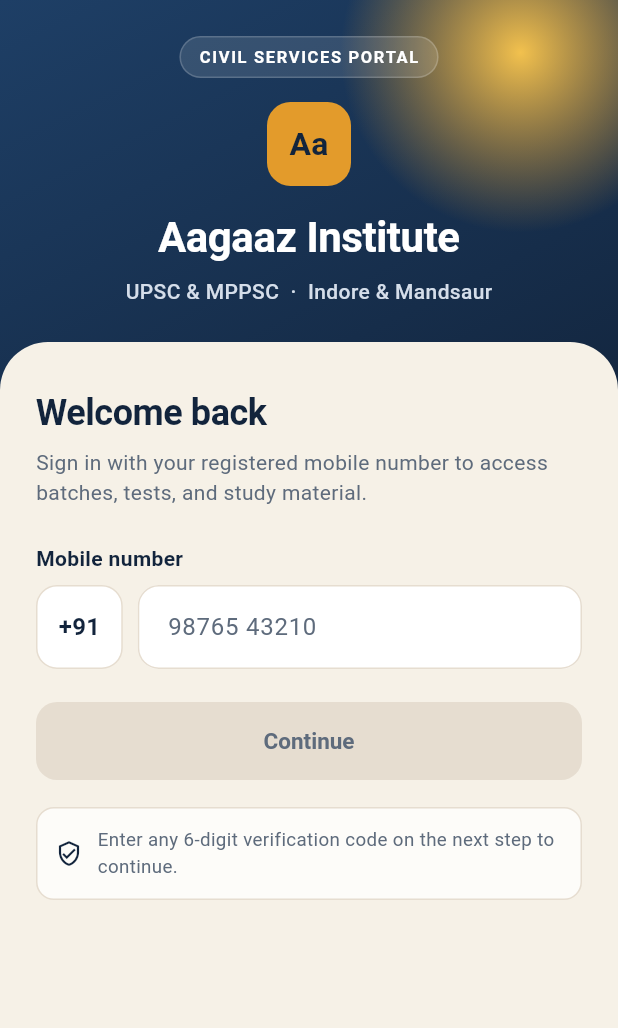
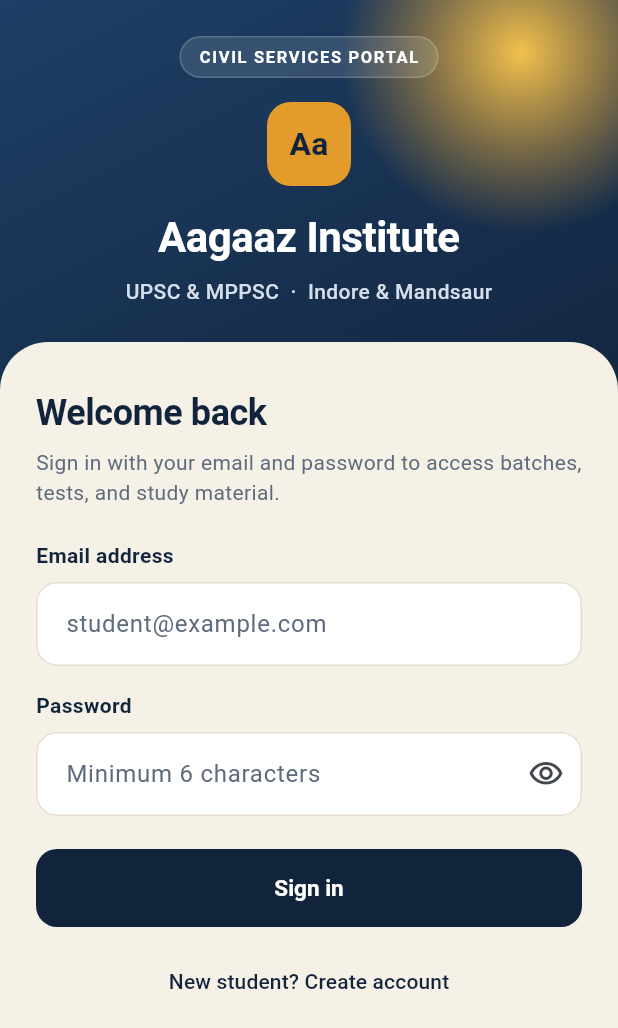
Before and after one commit to ritesh14321/aagaaz-institute-app, a Flutter app: the screen it shows after launch, on a phone screen of 412 x 824 dp. Shown: the top 1028 px of the screen. Run offline on Flutter 3.47's test engine with Material 3 defaults, Android fonts, the phone set to English and light mode, and no system bars; our stand-ins replace supabase_flutter; accounts and stored records are empty.

Commit message:
Update login_screen.dart

```diff
--- a/lib/screens/login_screen.dart
+++ b/lib/screens/login_screen.dart
@@ -1,9 +1,7 @@
 import 'package:flutter/material.dart';
-import 'package:flutter/services.dart';
 
 import '../state/institute_store.dart';
 import '../theme/app_colors.dart';
-import '../utils/phone.dart';
 import '../widgets/aagaaz_mark.dart';
 
 class LoginScreen extends StatefulWidget {
@@ -14,36 +12,60 @@ class LoginScreen extends StatefulWidget {
 }
 
 class _LoginScreenState extends State<LoginScreen> {
-  final _phoneController = TextEditingController();
-  final _otpController = TextEditingController();
-  final _otpFocus = FocusNode();
-  var _otpStep = false;
+  final _emailController = TextEditingController();
+  final _passwordController = TextEditingController();
+  var _isSignUp = false;
+  var _obscurePassword = true;
+  String? _localError;
 
   @override
   void dispose() {
-    _phoneController.dispose();
-    _otpController.dispose();
-    _otpFocus.dispose();
+    _emailController.dispose();
+    _passwordController.dispose();
     super.dispose();
   }
 
-  String get _digits => digitsOnly(_phoneController.text);
+  Future<void> _submit() async {
+    final email = _emailController.text.trim();
+    final password = _passwordController.text;
 
-  void _continue() {
-    if (!isIndianMobile(_digits)) return;
-    setState(() => _otpStep = true);
-    WidgetsBinding.instance.addPostFrameCallback((_) {
-      if (mounted) _otpFocus.requestFocus();
-    });
-  }
+    if (email.isEmpty || !email.contains('@') || !email.contains('.')) {
+      setState(() => _localError = 'Kripya sahi email address daalein.');
+      return;
+    }
+    if (password.length < 6) {
+      setState(() {
+        _localError = 'Password kam se kam 6 characters ka hona chahiye.';
+      });
+      return;
+    }
 
-  void _verify() {
-    if (_otpController.text.trim().length != 6) return;
-    InstituteScope.of(context).signIn(_digits);
+    setState(() => _localError = null);
+
+    final store = InstituteScope.of(context);
+    final ok = _isSignUp
+        ? await store.signUpWithEmail(email: email, password: password)
+        : await store.signInWithEmail(email: email, password: password);
+
+    if (!mounted) return;
+
+    if (ok && _isSignUp && store.email != null && !store.isSignedIn) {
+      ScaffoldMessenger.of(context).showSnackBar(
+        const SnackBar(
+          content: Text(
+            'Account ban gaya! Email verification link check karein ya login karein.',
+          ),
+        ),
+      );
+    }
   }
 
   @override
   Widget build(BuildContext context) {
+    final store = InstituteScope.of(context);
+    final busy = store.isAuthBusy;
+    final errorText = _localError ?? store.authError;
+
     return Scaffold(
       backgroundColor: AppColors.inkDeep,
       body: DecoratedBox(
@@ -124,7 +146,147 @@ class _LoginScreenState extends State<LoginScreen> {
                       ),
                       child: SingleChildScrollView(
                         padding: const EdgeInsets.fromLTRB(24, 30, 24, 24),
-                        child: _otpStep ? _otpForm() : _phoneForm(),
+                        child: Column(
+                          crossAxisAlignment: CrossAxisAlignment.start,
+                          children: [
+                            Text(
+                              _isSignUp ? 'Create student account' : 'Welcome back',
+                              style: const TextStyle(
+                                color: AppColors.ink,
+                                fontSize: 24,
+                                fontWeight: FontWeight.w700,
+                                letterSpacing: -0.3,
+                              ),
+                            ),
+                            const SizedBox(height: 6),
+                            Text(
+                              _isSignUp
+                                  ? 'Sign up with your email to save courses and progress across devices.'
+                                  : 'Sign in with your email and password to access batches, tests, and study material.',
+                              style: const TextStyle(
+                                color: AppColors.muted,
+                                fontSize: 14,
+                                height: 1.45,
+                              ),
+                            ),
+                            const SizedBox(height: 22),
+                            const Text(
+                              'Email address',
+                              style: TextStyle(
+                                color: AppColors.ink,
+                                fontWeight: FontWeight.w600,
+                                fontSize: 14,
+                              ),
+                            ),
+                            const SizedBox(height: 8),
+                            TextField(
+                              key: const Key('email-field'),
+                              controller: _emailController,
+                              enabled: !busy,
+                              keyboardType: TextInputType.emailAddress,
+                              autofillHints: const [AutofillHints.email],
+                              textInputAction: TextInputAction.next,
+                              onChanged: (_) {
+                                if (_localError != null) {
+                                  setState(() => _localError = null);
+                                }
+                              },
+                              decoration: const InputDecoration(
+                                hintText: 'student@example.com',
+                              ),
+                            ),
+                            const SizedBox(height: 16),
+                            const Text(
+                              'Password',
+                              style: TextStyle(
+                                color: AppColors.ink,
+                                fontWeight: FontWeight.w600,
+                                fontSize: 14,
+                              ),
+                            ),
+                            const SizedBox(height: 8),
+                            TextField(
+                              key: const Key('password-field'),
+                              controller: _passwordController,
+                              enabled: !busy,
+                              obscureText: _obscurePassword,
+                              autofillHints: const [AutofillHints.password],
+                              textInputAction: TextInputAction.done,
+                              onChanged: (_) {
+                                if (_localError != null) {
+                                  setState(() => _localError = null);
+                                }
+                              },
+                              onSubmitted: (_) => busy ? null : _submit(),
+                              decoration: InputDecoration(
+                                hintText: 'Minimum 6 characters',
+                                suffixIcon: IconButton(
+                                  onPressed: () => setState(
+                                    () => _obscurePassword = !_obscurePassword,
+                                  ),
+                                  icon: Icon(
+                                    _obscurePassword
+                                        ? Icons.visibility_outlined
+                                        : Icons.visibility_off_outlined,
+                                  ),
+                                ),
+                              ),
+                            ),
+                            if (errorText != null) ...[
+                              const SizedBox(height: 10),
+                              Text(
+                                errorText,
+                                style: const TextStyle(
+                                  color: AppColors.clay,
+                                  fontSize: 13,
+                                  fontWeight: FontWeight.w500,
+                                ),
+                              ),
+                            ],
+                            const SizedBox(height: 22),
+                            SizedBox(
+                              width: double.infinity,
+                              height: 52,
+                              child: FilledButton(
+                                key: const Key('auth-submit-button'),
+                                onPressed: busy ? null : _submit,
+                                child: busy
+                                    ? const SizedBox(
+                                        width: 22,
+                                        height: 22,
+                                        child: CircularProgressIndicator(
+                                          strokeWidth: 2.4,
+                                          color: Colors.white,
+                                        ),
+                                      )
+                                    : Text(
+                                        _isSignUp ? 'Create account' : 'Sign in',
+                                        style: const TextStyle(
+                                          fontSize: 15,
+                                          fontWeight: FontWeight.w600,
+                                        ),
+                                      ),
+                              ),
+                            ),
+                            const SizedBox(height: 12),
+                            Center(
+                              child: TextButton(
+                                key: const Key('toggle-auth-mode'),
+                                onPressed: busy
+                                    ? null
+                                    : () => setState(() {
+                                          _isSignUp = !_isSignUp;
+                                          _localError = null;
+                                        }),
+                                child: Text(
+                                  _isSignUp
+                                      ? 'Already have an account? Sign in'
+                                      : 'New student? Create account',
+                                ),
+                              ),
+                            ),
+                          ],
+                        ),
                       ),
                     ),
                   ),
@@ -134,220 +296,6 @@ class _LoginScreenState extends State<LoginScreen> {
           ],
         ),
       ),
-    );
-  }
-
-  Widget _phoneForm() {
-    final digits = _digits;
-    final invalidComplete = digits.length == 10 && !isIndianMobile(digits);
-
-    return Column(
-      crossAxisAlignment: CrossAxisAlignment.start,
-      children: [
-        const Text(
-          'Welcome back',
-          style: TextStyle(
-            color: AppColors.ink,
-            fontSize: 24,
-            fontWeight: FontWeight.w700,
-            letterSpacing: -0.3,
-          ),
-        ),
-        const SizedBox(height: 6),
-        const Text(
-          'Sign in with your registered mobile number to access batches, tests, and study material.',
-          style: TextStyle(
-            color: AppColors.muted,
-            fontSize: 14,
-            height: 1.45,
-          ),
-        ),
-        const SizedBox(height: 24),
-        const Text(
-          'Mobile number',
-          style: TextStyle(
-            color: AppColors.ink,
-            fontWeight: FontWeight.w600,
-            fontSize: 14,
-          ),
-        ),
-        const SizedBox(height: 8),
-        Row(
-          crossAxisAlignment: CrossAxisAlignment.start,
-          children: [
-            Container(
-              height: 56,
-              padding: const EdgeInsets.symmetric(horizontal: 14),
-              alignment: Alignment.center,
-              decoration: BoxDecoration(
-                color: Colors.white,
-                borderRadius: BorderRadius.circular(14),
-                border: Border.all(color: AppColors.line),
-              ),
-              child: const Text(
-                '+91',
-                style: TextStyle(
-                  color: AppColors.ink,
-                  fontWeight: FontWeight.w700,
-                  fontSize: 16,
-                ),
-              ),
-            ),
-            const SizedBox(width: 10),
-            Expanded(
-              child: TextField(
-                key: const Key('phone-field'),
-                controller: _phoneController,
-                keyboardType: TextInputType.phone,
-                autofillHints: const [AutofillHints.telephoneNumber],
-                textInputAction: TextInputAction.done,
-                inputFormatters: [
-                  FilteringTextInputFormatter.digitsOnly,
-                  LengthLimitingTextInputFormatter(10),
-                ],
-                onChanged: (_) => setState(() {}),
-                onSubmitted: (_) => _continue(),
-                decoration: const InputDecoration(
-                  hintText: '98765 43210',
-                ),
-              ),
-            ),
-          ],
-        ),
-        if (invalidComplete) ...[
-          const SizedBox(height: 8),
-          const Text(
-            'Enter a valid 10-digit mobile number starting with 6, 7, 8, or 9.',
-            style: TextStyle(color: AppColors.clay, fontSize: 13),
-          ),
-        ],
-        const SizedBox(height: 22),
-        SizedBox(
-          width: double.infinity,
-          height: 52,
-          child: FilledButton(
-            key: const Key('continue-button'),
-            onPressed: isIndianMobile(digits) ? _continue : null,
-            child: const Text(
-              'Continue',
-              style: TextStyle(fontSize: 15, fontWeight: FontWeight.w600),
-            ),
-          ),
-        ),
-        const SizedBox(height: 18),
-        Container(
-          padding: const EdgeInsets.all(12),
-          decoration: BoxDecoration(
-            color: Colors.white.withValues(alpha: 0.75),
-            borderRadius: BorderRadius.circular(12),
-            border: Border.all(color: AppColors.line),
-          ),
-          child: const Row(
-            children: [
-              Icon(
-                Icons.verified_user_outlined,
-                size: 18,
-                color: AppColors.ink,
-              ),
-              SizedBox(width: 10),
-              Expanded(
-                child: Text(
-                  'Enter any 6-digit verification code on the next step to continue.',
-                  style: TextStyle(
-                    color: AppColors.muted,
-                    fontSize: 12.5,
-                    height: 1.4,
-                  ),
-                ),
-              ),
-            ],
-          ),
-        ),
-      ],
-    );
-  }
-
-  Widget _otpForm() {
-    final code = _otpController.text.trim();
-
-    return Column(
-      crossAxisAlignment: CrossAxisAlignment.start,
-      children: [
-        const Text(
-          'Verify your number',
-          style: TextStyle(
-            color: AppColors.ink,
-            fontSize: 24,
-            fontWeight: FontWeight.w700,
-            letterSpacing: -0.3,
-          ),
-        ),
-        const SizedBox(height: 6),
-        Text(
-          'Enter the 6-digit code for +91 ${formatIndianMobile(_digits)}.',
-          style: const TextStyle(
-            color: AppColors.muted,
-            fontSize: 14,
-            height: 1.45,
-          ),
-        ),
-        const SizedBox(height: 24),
-        const Text(
-          'Verification code',
-          style: TextStyle(
-            color: AppColors.ink,
-            fontWeight: FontWeight.w600,
-            fontSize: 14,
-          ),
-        ),
-        const SizedBox(height: 8),
-        TextField(
-          key: const Key('otp-field'),
-          controller: _otpController,
-          focusNode: _otpFocus,
-          keyboardType: TextInputType.number,
-          textInputAction: TextInputAction.done,
-          inputFormatters: [
-            FilteringTextInputFormatter.digitsOnly,
-            LengthLimitingTextInputFormatter(6),
-          ],
-          onChanged: (_) => setState(() {}),
-          onSubmitted: (_) => _verify(),
-          style: const TextStyle(
-            letterSpacing: 10,
-            fontSize: 22,
-            fontWeight: FontWeight.w700,
-          ),
-          decoration: const InputDecoration(
-            hintText: '••••••',
-            counterText: '',
-          ),
-        ),
-        const SizedBox(height: 22),
-        SizedBox(
-          width: double.infinity,
-          height: 52,
-          child: FilledButton(
-            key: const Key('verify-button'),
-            onPressed: code.length == 6 ? _verify : null,
-            child: const Text(
-              'Verify and sign in',
-              style: TextStyle(fontSize: 15, fontWeight: FontWeight.w600),
-            ),
-          ),
-        ),
-        const SizedBox(height: 10),
-        Center(
-          child: TextButton(
-            key: const Key('change-number'),
-            onPressed: () => setState(() {
-              _otpStep = false;
-              _otpController.clear();
-            }),
-            child: const Text('Change mobile number'),
-          ),
-        ),
-      ],
     );
   }
 }
```
